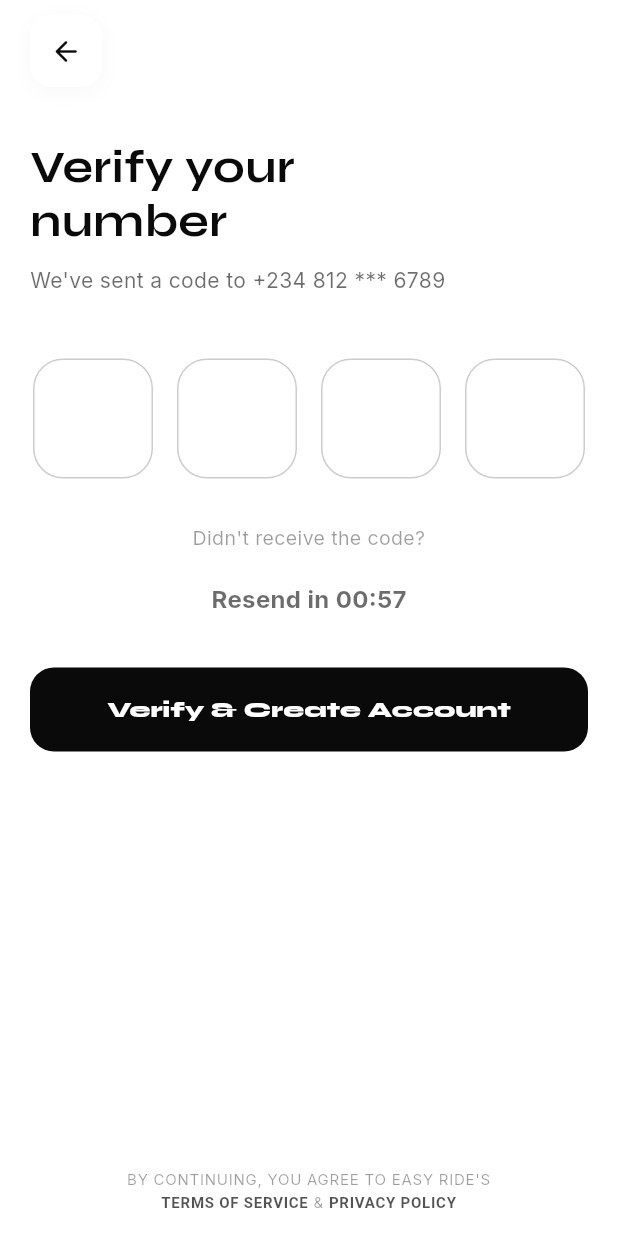
After one commit to Ayooluwa01/EasyRide-MobileApp, a Flutter app: the OtpScreen screen opened by its route, after a tap on the "arrow back" icon, on a phone screen of 412 x 824 dp. The commit adds this screen. Run offline on Flutter 3.47's test engine with Material 3 defaults, Android fonts, the phone set to English and light mode, and no system bars; drawn by our look-alikes of pinput; our stand-ins replace flutter_riverpod, go_router, google_fonts, image_picker, shared_preferences; accounts and stored records are empty.

Commit message:
Screen:Otp screen

```diff
--- a/lib/app/router/app_router.dart
+++ b/lib/app/router/app_router.dart
@@ -1,4 +1,5 @@
 import 'package:easy_ride/features/auth/get_started.dart';
+import 'package:easy_ride/features/auth/otp_screen.dart';
 import 'package:easy_ride/features/auth/signup_screen.dart';
 import 'package:easy_ride/features/splash/splash_screen.dart';
 import 'package:go_router/go_router.dart';
@@ -38,6 +39,13 @@ final appRouter = GoRouter(
         return const SignupScreen();
       },
     ),
+    GoRoute(
+      path: RouteNames.otp,
+      name: "otp",
+      builder: (context, state) {
+        return const OtpScreen();
+      },
+    ),
     // GoRoute(
     //   path: RouteNames.register,
     //   name: 'register',
--- a/lib/app/router/route_names.dart
+++ b/lib/app/router/route_names.dart
@@ -4,4 +4,5 @@ class RouteNames {
   static const login = '/login';
   static const signup = '/signup';
   static const home = '/home';
+  static const otp = '/otp';
 }
--- a/lib/app/theme/theme_provider.dart
+++ b/lib/app/theme/theme_provider.dart
@@ -16,7 +16,7 @@ class ThemeNotifier extends Notifier<ThemeMode> {
     if (savedTheme == 'dark') {
       return ThemeMode.dark;
     }
-    return ThemeMode.system;
+    return ThemeMode.light;
   }
 
   Future<void> toggleTheme() async {
--- a/lib/core/widgets/app_button.dart
+++ b/lib/core/widgets/app_button.dart
@@ -40,8 +40,34 @@ class PrimaryButton extends StatelessWidget {
               borderRadius: BorderRadius.circular(16),
             ),
             elevation: 0,
+            padding: EdgeInsets.zero,
+            minimumSize: Size.zero,
+            tapTargetSize: MaterialTapTargetSize.shrinkWrap,
           ),
+          // child: Row(
+          //   mainAxisAlignment: MainAxisAlignment.center,
+          //   children: [
+          //     if (icon != null) ...[
+          //       Icon(icon, color: iconColor),
+          //       const SizedBox(width: 8),
+          //     ],
+          //     Flexible(
+          //       child: Text(
+          //         label,
+          //         textAlign: TextAlign.center,
+          //         maxLines: 1,
+          //         overflow: TextOverflow.ellipsis,
+          //         style: GoogleFonts.syne(
+          //           fontSize: 18,
+          //           fontWeight: FontWeight.w800,
+          //           color: textColor,
+          //         ),
+          //       ),
+          //     ),
+          //   ],
+          // ),
           child: Row(
+            mainAxisSize: MainAxisSize.min,
             mainAxisAlignment: MainAxisAlignment.center,
             children: [
               if (icon != null) ...[
@@ -50,8 +76,9 @@ class PrimaryButton extends StatelessWidget {
               ],
               Text(
                 label,
+                textAlign: TextAlign.center,
                 style: GoogleFonts.syne(
-                  fontSize: 18,
+                  fontSize: 14,
                   fontWeight: FontWeight.w800,
                   color: textColor,
                 ),
--- /dev/null
+++ b/lib/core/widgets/back_button.dart
@@ -0,0 +1,56 @@
+import 'package:go_router/go_router.dart';
+import 'package:easy_ride/app/router/route_names.dart';
+import 'package:easy_ride/app/theme/theme_provider.dart';
+import 'package:easy_ride/core/widgets/app_button.dart';
+import 'package:flutter/material.dart';
+import 'package:flutter_riverpod/flutter_riverpod.dart';
+import 'package:go_router/go_router.dart';
+import 'package:google_fonts/google_fonts.dart';
+
+class AppBackButton extends StatelessWidget {
+  const AppBackButton({super.key});
+
+  @override
+  Widget build(BuildContext context) {
+    final theme = Theme.of(context);
+    final colorScheme = theme.colorScheme;
+    final isDark = theme.brightness == Brightness.dark;
+    void goBack() {
+      if (context.canPop()) {
+        // ref.read(themeProvider.notifier).toggleTheme();
+        context.pop();
+      }
+    }
+
+    return Align(
+      alignment: Alignment.centerLeft,
+      child: Container(
+        width: 48,
+        height: 48,
+        decoration: BoxDecoration(
+          color: colorScheme.surface,
+          borderRadius: BorderRadius.circular(14),
+          boxShadow: [
+            BoxShadow(
+              color: isDark
+                  ? Colors.black.withValues(alpha: 0.3)
+                  : Colors.black.withValues(alpha: 0.03),
+              blurRadius: 10,
+              spreadRadius: 0,
+              offset: const Offset(0, 3),
+            ),
+          ],
+        ),
+        child: IconButton(
+          onPressed: goBack,
+          padding: EdgeInsets.zero,
+          icon: Icon(
+            Icons.arrow_back_rounded,
+            color: colorScheme.onSurface,
+            size: 22,
+          ),
+        ),
+      ),
+    );
+  }
+}
--- a/lib/features/auth/login_screen.dart
+++ b/lib/features/auth/login_screen.dart
@@ -274,7 +274,7 @@ class _LoginScreenState extends ConsumerState<LoginScreen> {
                           label: "Continue",
                           onPressed: () {
                             if (_formKey.currentState!.validate()) {
-                              // Proceed with login logic
+                              context.push(RouteNames.otp);
                             }
                           },
                           backgroundColor: isDark
--- /dev/null
+++ b/lib/features/auth/otp_screen.dart
@@ -0,0 +1,345 @@
+import 'dart:async';
+
+import 'package:easy_ride/core/widgets/app_button.dart';
+import 'package:easy_ride/core/widgets/back_button.dart';
+import 'package:flutter/material.dart';
+import 'package:google_fonts/google_fonts.dart';
+import 'package:pinput/pinput.dart';
+
+class OtpScreen extends StatefulWidget {
+  const OtpScreen({super.key});
+
+  @override
+  State<OtpScreen> createState() => _OtpScreenState();
+}
+
+class _OtpScreenState extends State<OtpScreen>
+    with SingleTickerProviderStateMixin {
+  final formKey = GlobalKey<FormState>();
+  Timer? _timer;
+  int _remainingSeconds = 60;
+  late AnimationController _otpAnimationController;
+  late Animation<double> _otpFadeAnimation;
+  late Animation<Offset> _otpSlideAnimation;
+  @override
+  void initState() {
+    super.initState();
+    startTimer();
+
+    _otpAnimationController = AnimationController(
+      vsync: this,
+      duration: const Duration(milliseconds: 500),
+    );
+
+    _otpFadeAnimation = CurvedAnimation(
+      parent: _otpAnimationController,
+      curve: Curves.easeOut,
+    );
+
+    _otpSlideAnimation =
+        Tween<Offset>(begin: const Offset(0, 0.2), end: Offset.zero).animate(
+          CurvedAnimation(
+            parent: _otpAnimationController,
+            curve: Curves.easeOutCubic,
+          ),
+        );
+
+    _otpAnimationController.forward();
+  }
+
+  void startTimer() {
+    _timer?.cancel();
+
+    setState(() {
+      _remainingSeconds = 60;
+    });
+
+    _timer = Timer.periodic(const Duration(seconds: 1), (timer) {
+      if (_remainingSeconds > 0) {
+        setState(() {
+          _remainingSeconds--;
+        });
+      } else {
+        timer.cancel();
+      }
+    });
+  }
+
+  @override
+  void dispose() {
+    _otpAnimationController.dispose();
+    _timer?.cancel();
+    super.dispose();
+  }
+
+  @override
+  Widget build(BuildContext context) {
+    final theme = Theme.of(context);
+    final colorScheme = theme.colorScheme;
+    final isDark = theme.brightness == Brightness.dark;
+
+    return Scaffold(
+      backgroundColor: colorScheme.surface,
+      body: SafeArea(
+        child: CustomScrollView(
+          slivers: [
+            SliverFillRemaining(
+              hasScrollBody: false,
+              child: Padding(
+                padding: const EdgeInsets.symmetric(horizontal: 20),
+                child: Column(
+                  children: [
+                    Expanded(
+                      child: Column(
+                        crossAxisAlignment: CrossAxisAlignment.start,
+                        children: [
+                          const SizedBox(height: 10),
+
+                          // Back button
+                          AppBackButton(),
+                          const SizedBox(height: 35),
+
+                          // Title
+                          Text(
+                            'Verify your\nnumber',
+                            style: GoogleFonts.syne(
+                              fontSize: 30,
+                              height: 1.2,
+                              fontWeight: FontWeight.w700,
+                              color: colorScheme.onSurface,
+                            ),
+                          ),
+
+                          const SizedBox(height: 12),
+
+                          // Description
+                          Text(
+                            "We've sent a code to +234 812 *** 6789",
+                            style: GoogleFonts.inter(
+                              fontSize: 14,
+                              color: colorScheme.onSurface.withValues(
+                                alpha: 0.6,
+                              ),
+                            ),
+                          ),
+
+                          const SizedBox(height: 42),
+
+                          // ─────────────────────────
+                          // OTP
+                          // ─────────────────────────
+                          Form(
+                            key: formKey,
+                            child: Column(
+                              children: [
+                                Center(
+                                  child: FadeTransition(
+                                    opacity: _otpFadeAnimation,
+                                    child: SlideTransition(
+                                      position: _otpSlideAnimation,
+                                      child: Center(
+                                        child: Pinput(
+                                          length: 4,
+
+                                          hapticFeedbackType:
+                                              HapticFeedbackType.vibrate,
+
+                                          defaultPinTheme: PinTheme(
+                                            width: 80,
+                                            height: 80,
+                                            textStyle: GoogleFonts.inter(
+                                              fontSize: 24,
+                                              fontWeight: FontWeight.w700,
+                                              color: colorScheme.onSurface,
+                                            ),
+                                            decoration: BoxDecoration(
+                                              color: colorScheme.surface,
+                                              borderRadius:
+                                                  BorderRadius.circular(20),
+                                              border: Border.all(
+                                                color: colorScheme.outline
+                                                    .withValues(alpha: 0.2),
+                                              ),
+                                            ),
+                                          ),
+
+                                          separatorBuilder: (index) =>
+                                              const SizedBox(width: 16),
+
+                                          pinputAutovalidateMode:
+                                              PinputAutovalidateMode.onSubmit,
+
+                                          validator: (pin) {
+                                            if (pin == '2224') {
+                                              return null;
+                                            }
+
+                                            return 'Pin is incorrect';
+                                          },
+                                        ),
+                                      ),
+                                    ),
+                                  ),
+                                ),
+
+                                const SizedBox(height: 30),
+
+                                // Didn't receive
+                                Text(
+                                  "Didn't receive the code?",
+                                  textAlign: TextAlign.center,
+                                  style: GoogleFonts.inter(
+                                    fontSize: 13,
+                                    color: colorScheme.onSurface.withValues(
+                                      alpha: 0.4,
+                                    ),
+                                  ),
+                                ),
+
+                                const SizedBox(height: 16),
+
+                                // Resend
+                                Material(
+                                  color: Colors.transparent,
+                                  child: InkWell(
+                                    borderRadius: BorderRadius.circular(8),
+                                    onTap: _remainingSeconds == 0
+                                        ? () {
+                                            startTimer();
+                                          }
+                                        : null,
+                                    child: Padding(
+                                      padding: const EdgeInsets.symmetric(
+                                        horizontal: 10,
+                                        vertical: 6,
+                                      ),
+                                      child: AnimatedSwitcher(
+                                        duration: const Duration(
+                                          milliseconds: 300,
+                                        ),
+                                        transitionBuilder: (child, animation) {
+                                          return FadeTransition(
+                                            opacity: animation,
+                                            child: ScaleTransition(
+                                              scale:
+                                                  Tween<double>(
+                                                    begin: 0.9,
+                                                    end: 1.0,
+                                                  ).animate(
+                                                    CurvedAnimation(
+                                                      parent: animation,
+                                                      curve: Curves.easeOutBack,
+                                                    ),
+                                                  ),
+                                              child: child,
+                                            ),
+                                          );
+                                        },
+                                        child: Text(
+                                          _remainingSeconds == 0
+                                              ? 'Resend code'
+                                              : 'Resend in 00:${_remainingSeconds.toString().padLeft(2, '0')}',
+                                          key: ValueKey(_remainingSeconds == 0),
+                                          style: GoogleFonts.inter(
+                                            fontSize: 16,
+                                            height: 1.2,
+                                            fontWeight: FontWeight.w700,
+                                            color: _remainingSeconds == 0
+                                                ? colorScheme.primary
+                                                : colorScheme.onSurface
+                                                      .withValues(alpha: 0.6),
+                                          ),
+                                        ),
+                                      ),
+                                    ),
+                                  ),
+                                ),
+
+                                const SizedBox(height: 30),
+
+                                // ─────────────────────────
+                                // VERIFY BUTTON
+                                // ─────────────────────────
+                                Center(
+                                  child: SizedBox(
+                                    width: double.infinity,
+                                    child: PrimaryButton(
+                                      label: 'Verify & Create Account',
+                                      onPressed: () {
+                                        if (formKey.currentState!.validate()) {
+                                          // context.push(RouteNames.otp);
+                                        }
+                                      },
+                                      backgroundColor: isDark
+                                          ? colorScheme.primary
+                                          : colorScheme.secondary,
+                                      textColor: isDark
+                                          ? colorScheme.onPrimary
+                                          : colorScheme.onSecondary,
+                                    ),
+                                  ),
+                                ),
+                              ],
+                            ),
+                          ),
+                        ],
+                      ),
+                    ),
+
+                    // ─────────────────────────────
+                    // FOOTER
+                    // ─────────────────────────────
+                    Padding(
+                      padding: const EdgeInsets.only(bottom: 16, top: 30),
+                      child: SizedBox(
+                        width: 260,
+                        child: RichText(
+                          textAlign: TextAlign.center,
+                          text: TextSpan(
+                            style: GoogleFonts.inter(
+                              fontSize: 10,
+                              height: 1.5,
+                              letterSpacing: 0.5,
+                              color: colorScheme.onSurface.withValues(
+                                alpha: 0.4,
+                              ),
+                            ),
+                            children: [
+                              const TextSpan(
+                                text:
+                                    "BY CONTINUING, YOU AGREE TO EASY RIDE'S ",
+                              ),
+                              TextSpan(
+                                text: 'TERMS OF SERVICE',
+                                style: TextStyle(
+                                  fontWeight: FontWeight.w700,
+                                  color: colorScheme.onSurface.withValues(
+                                    alpha: 0.7,
+                                  ),
+                                ),
+                              ),
+                              const TextSpan(text: ' & '),
+                              TextSpan(
+                                text: 'PRIVACY POLICY',
+                                style: TextStyle(
+                                  fontWeight: FontWeight.w700,
+                                  color: colorScheme.onSurface.withValues(
+                                    alpha: 0.7,
+                                  ),
+                                ),
+                              ),
+                            ],
+                          ),
+                        ),
+                      ),
+                    ),
+                  ],
+                ),
+              ),
+            ),
+          ],
+        ),
+      ),
+    );
+  }
+}
--- a/lib/features/splash/splash_screen.dart
+++ b/lib/features/splash/splash_screen.dart
@@ -17,6 +17,7 @@ class SplashScreen extends ConsumerWidget {
     return Scaffold(
       backgroundColor: theme.scaffoldBackgroundColor,
       body: SafeArea(
+        bottom: true,
         child: Padding(
           padding: const EdgeInsets.symmetric(horizontal: 24.0, vertical: 20.0),
           child: Center(
--- a/pubspec.yaml
+++ b/pubspec.yaml
@@ -47,6 +47,7 @@ dependencies:
   go_router: ^17.5.0
   google_fonts: ^8.2.1
   image_picker: ^1.2.3
+  pinput: ^6.0.2
 
 dev_dependencies:
   flutter_test:
```
Also changed, not shown: lib/core/widgets/bottom_bar.dart (added), pubspec.lock, 1 other file.
